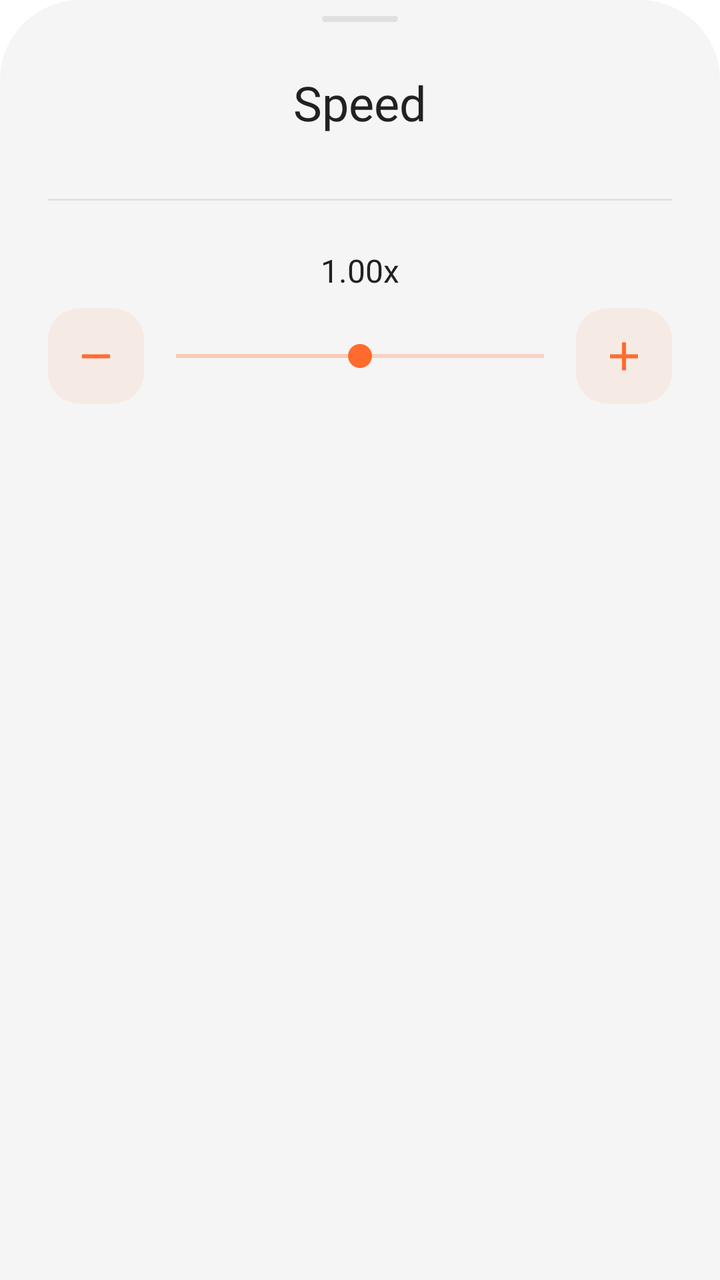
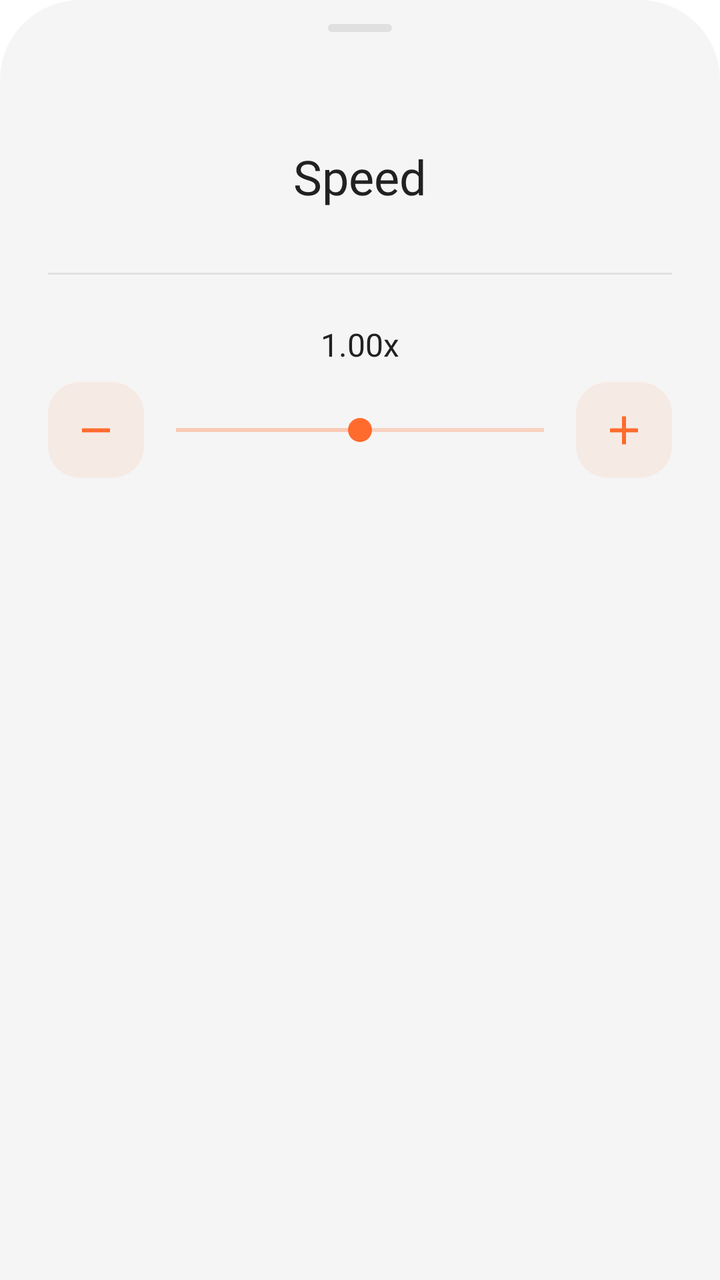

An Android layout rendered at two revisions. The XML below is the earlier revision; the diff shows what the commit changed to produce the second picture.
<!-- AndroidManifest.xml: application theme Theme.Movie -->
<!-- res/layout/layout_bottom_sheet_speed.xml -->
<?xml version="1.0" encoding="utf-8"?>
<LinearLayout xmlns:android="http://schemas.android.com/apk/res/android"
    xmlns:app="http://schemas.android.com/apk/res-auto"
    xmlns:tools="http://schemas.android.com/tools"
    android:layout_width="match_parent"
    android:layout_height="300dp"
    android:background="@drawable/background_bottom_sheet"
    android:orientation="vertical"
    android:paddingHorizontal="24dp">

    <com.google.android.material.bottomsheet.BottomSheetDragHandleView
        android:layout_width="match_parent"
        android:layout_height="wrap_content" />

    <View
        android:layout_width="38dp"
        android:layout_height="3dp"
        android:layout_gravity="center_horizontal"
        android:layout_marginTop="8dp"
        android:background="@drawable/background_drag_bottom_sheet" />

    <TextView
        style="@style/text_24_700"
        android:layout_width="match_parent"
        android:layout_height="wrap_content"
        android:paddingVertical="24dp"
        android:text="@string/speed"
        android:textAlignment="center"
        android:textColor="?attr/text_color_head_1" />

    <View
        android:layout_width="match_parent"
        android:layout_height="1dp"
        android:layout_gravity="center_horizontal"
        android:layout_marginTop="8dp"
        android:background="@drawable/background_drag_bottom_sheet" />

    <LinearLayout
        android:layout_width="match_parent"
        android:layout_height="wrap_content"
        android:layout_marginTop="24dp"
        android:orientation="vertical">

        <TextView
            android:id="@+id/txtSpeed"
            style="@style/text_16_700"
            android:layout_width="wrap_content"
            android:layout_height="wrap_content"
            android:layout_gravity="center"
            android:layout_marginBottom="8dp"
            android:text="1.00x"
            android:textColor="?attr/text_color_head_1" />

        <LinearLayout
            android:layout_width="match_parent"
            android:layout_height="wrap_content"
            android:orientation="horizontal">

            <ImageButton
                android:id="@+id/btnMinus"
                android:layout_width="48dp"
                android:layout_height="48dp"
                android:background="@drawable/button_bg_8"
                android:contentDescription="@string/minus"
                android:src="@drawable/minus"
                app:tint="@color/orange" />

            <SeekBar
                android:id="@+id/seekBarSpeed"
                android:layout_width="0dp"
                android:layout_height="wrap_content"
                android:layout_gravity="center"
                android:layout_weight="1"
                android:max="200"
                android:progress="100"
                android:progressTint="@color/orange_8"
                android:progressBackgroundTint="@color/orange"
                android:thumbTint="@color/orange" />

            <ImageButton
                android:id="@+id/btnPlus"
                android:layout_width="48dp"
                android:layout_height="48dp"
                android:background="@drawable/button_bg_8"
                android:contentDescription="@string/plus"
                android:src="@drawable/plus"
                app:tint="@color/orange" />
        </LinearLayout>

        <androidx.recyclerview.widget.RecyclerView
            android:id="@+id/recyclerView"
            android:layout_width="match_parent"
            android:layout_height="wrap_content"
            android:layout_marginTop="24dp"
            app:layoutManager="androidx.recyclerview.widget.GridLayoutManager"
            app:spanCount="5"
            tools:itemCount="5"
            tools:listitem="@layout/item_speed" />
    </LinearLayout>

</LinearLayout>
<!-- res/layout/item_speed.xml (included above) -->
<?xml version="1.0" encoding="utf-8"?>
<Button xmlns:android="http://schemas.android.com/apk/res/android"
    xmlns:app="http://schemas.android.com/apk/res-auto"
    android:id="@+id/btnItemSpeed"
    android:layout_width="match_parent"
    android:layout_height="wrap_content"
    android:background="@drawable/button_bg_8"
    app:backgroundTint="@null"
    android:textAllCaps="false"
    style="@style/text_12_500"
    android:paddingHorizontal="6dp"
    android:textColor="@color/orange">

</Button>
<!-- resources referenced by this layout -->
<resources>
  <color name="orange">#FFFF6B2D</color>
  <color name="orange_8">#14FF6B2D</color>
  <!-- drawable background_drag_bottom_sheet (drawable) -->
  <?xml version="1.0" encoding="utf-8"?>
  <shape xmlns:android="http://schemas.android.com/apk/res/android">
      <solid android:color="?attr/color_background_300_dark" />
      <corners android:radius="100dp" />
  </shape>
  <!-- drawable button_bg_8 (drawable) -->
  <?xml version="1.0" encoding="utf-8"?>
  <shape xmlns:android="http://schemas.android.com/apk/res/android">
      <solid android:color="@color/orange_8" />
      <corners android:radius="16dp" />
  </shape>
  <!-- drawable minus (drawable) -->
  <vector xmlns:android="http://schemas.android.com/apk/res/android"
      android:width="24dp"
      android:height="25dp"
      android:viewportWidth="24"
      android:viewportHeight="25">
    <path
        android:pathData="M5,11.5H19V13.5H5V11.5Z"
        android:fillColor="#212121"/>
  </vector>
  <string name="minus">Minus</string>
  <string name="plus">Plus</string>
  <string name="speed">Speed</string>
  <style name="text_12_500">
          <item name="android:textSize" tools:ignore="SpUsage">12dp</item>
          <item name="android:fontFamily">@font/urbanist_medium</item>
      </style>
  <style name="text_16_700">
          <item name="android:textSize" tools:ignore="SpUsage">16dp</item>
          <item name="android:fontFamily">@font/urbanist_bold</item>
      </style>
  <style name="text_24_700">
          <item name="android:textSize" tools:ignore="SpUsage">24dp</item>
          <item name="android:fontFamily">@font/urbanist_bold</item>
      </style>
  <style name="Theme.Movie" parent="Theme.MaterialComponents.Light.NoActionBar">
          
          <item name="colorPrimary">@color/orange</item>
          <item name="colorPrimaryVariant">@color/white</item>
          <item name="background">@color/white</item>
          <item name="android:windowBackground">@color/white</item>
          <item name="colorOnPrimary">@color/white</item>
          
          <item name="colorSecondary">@color/white</item>
          <item name="colorSecondaryVariant">@color/white</item>
          <item name="colorOnSecondary">@color/white</item>
          
          <item name="android:statusBarColor">?attr/colorPrimaryVariant</item>
          
  
          <item name="color_background">@color/white</item>
          <item name="color_background_second">@color/gray_100</item>
          <item name="color_background_third">@color/white</item>
          <item name="color_background_div">@color/gray_200</item>
          <item name="color_background_button">@color/orange_100</item>
          <item name="color_background_button_status">@color/gray_400</item>
          <item name="color_background_300_dark">@color/gray_300</item>
  
          <item name="color_primary_orange">@color/orange</item>
          <item name="color_disable_orange">@color/orange_status</item>
  
          <item name="text_color_gray_subtitle">@color/gray_800</item>
          <item name="text_color_span">@color/gray_700</item>
          <item name="text_color_span_500">@color/gray_500</item>
          <item name="text_color_span_700_300">@color/gray_700</item>
          <item name="text_color_head_1">@color/gray_900</item>
          <item name="text_color_head_2">@color/gray_800</item>
          <item name="text_color_primary_orange">@color/orange</item>
          <item name="text_color_primary_white">@color/white</item>
          <item name="color_indicator">@color/gray_200</item>
      </style>
  <color name="white">#FFFFFFFF</color>
  <color name="gray_100">#FFF5F5F5</color>
  <color name="gray_200">#FFEEEEEE</color>
  <color name="orange_100">#FFFFE3D8</color>
  <color name="gray_400">#FFBDBDBD</color>
  <color name="gray_300">#FFE0E0E0</color>
  <color name="orange_status">#FFFF9B70</color>
  <color name="gray_800">#FF424242</color>
  <color name="gray_700">#FF616161</color>
  <color name="gray_500">#FF9E9E9E</color>
  <color name="gray_900">#FF212121</color>
  <!-- unchanged entries left out for length: 2 -->
</resources>

<!-- the commit's change to res/layout/layout_bottom_sheet_speed.xml (unified diff, before → after) -->
@@ -3,21 +3,15 @@
     xmlns:app="http://schemas.android.com/apk/res-auto"
     xmlns:tools="http://schemas.android.com/tools"
     android:layout_width="match_parent"
-    android:layout_height="300dp"
+    android:layout_height="340dp"
     android:background="@drawable/background_bottom_sheet"
     android:orientation="vertical"
     android:paddingHorizontal="24dp">
 
     <com.google.android.material.bottomsheet.BottomSheetDragHandleView
         android:layout_width="match_parent"
-        android:layout_height="wrap_content" />
-
-    <View
-        android:layout_width="38dp"
-        android:layout_height="3dp"
-        android:layout_gravity="center_horizontal"
-        android:layout_marginTop="8dp"
-        android:background="@drawable/background_drag_bottom_sheet" />
+        android:layout_height="wrap_content"
+        app:tint="?attr/color_background_300_dark"/>
 
     <TextView
         style="@style/text_24_700"
<!-- resource entries referenced after the edit -->
@@ -39,7 +39,7 @@
           <item name="android:textSize" tools:ignore="SpUsage">24dp</item>
           <item name="android:fontFamily">@font/urbanist_bold</item>
       </style>
-  <style name="Theme.Movie" parent="Theme.MaterialComponents.Light.NoActionBar">
+  <style name="Theme.Movie" parent="Theme.Material3.Light.NoActionBar">
           
           <item name="colorPrimary">@color/orange</item>
           <item name="colorPrimaryVariant">@color/white</item>
